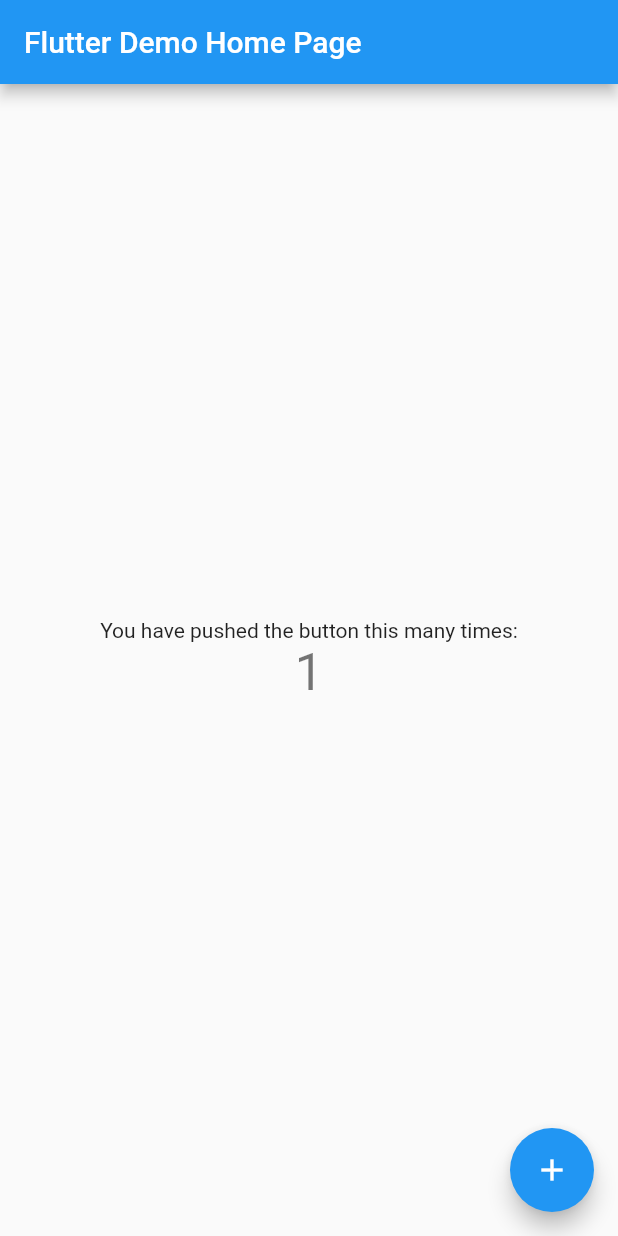
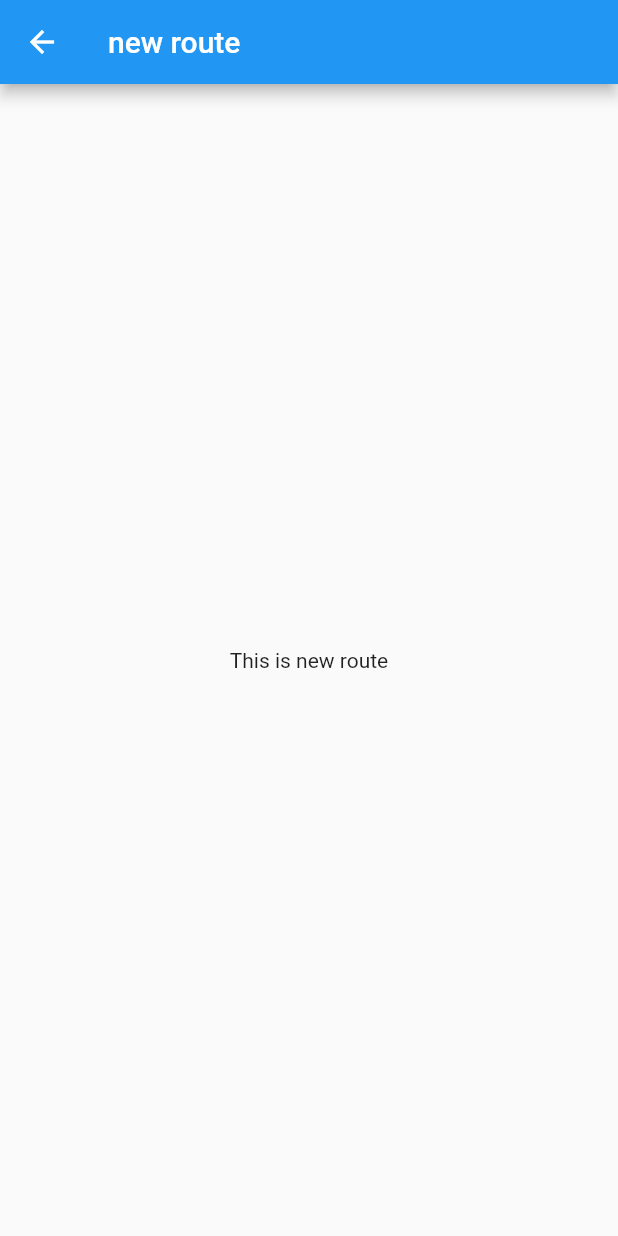
Before and after one commit to qq2339300630/route_study, a Flutter app: the screen it shows after launch, after a tap on the "add" icon, on a phone screen of 412 x 824 dp. Run offline on Flutter 3.47's test engine with Material 2 defaults, Android fonts, the phone set to English and light mode, and no system bars.

Commit message:
基本路由跳转

```diff
--- a/lib/main.dart
+++ b/lib/main.dart
@@ -1,4 +1,5 @@
 import 'package:flutter/material.dart';
+import 'package:route_study/nonepager.dart';
 
 void main() {
   runApp(const MyApp());
@@ -7,21 +8,11 @@ void main() {
 class MyApp extends StatelessWidget {
   const MyApp({Key? key}) : super(key: key);
 
-  // This widget is the root of your application.
   @override
   Widget build(BuildContext context) {
     return MaterialApp(
       title: 'Flutter Demo',
       theme: ThemeData(
-        // This is the theme of your application.
-        //
-        // Try running your application with "flutter run". You'll see the
-        // application has a blue toolbar. Then, without quitting the app, try
-        // changing the primarySwatch below to Colors.green and then invoke
-        // "hot reload" (press "r" in the console where you ran "flutter run",
-        // or simply save your changes to "hot reload" in a Flutter IDE).
-        // Notice that the counter didn't reset back to zero; the application
-        // is not restarted.
         primarySwatch: Colors.blue,
       ),
       home: const MyHomePage(title: 'Flutter Demo Home Page'),
@@ -31,15 +22,6 @@ class MyApp extends StatelessWidget {
 
 class MyHomePage extends StatefulWidget {
   const MyHomePage({Key? key, required this.title}) : super(key: key);
-
-  // This widget is the home page of your application. It is stateful, meaning
-  // that it has a State object (defined below) that contains fields that affect
-  // how it looks.
-
-  // This class is the configuration for the state. It holds the values (in this
-  // case the title) provided by the parent (in this case the App widget) and
-  // used by the build method of the State. Fields in a Widget subclass are
-  // always marked "final".
 
   final String title;
 
@@ -52,47 +34,18 @@ class _MyHomePageState extends State<MyHomePage> {
 
   void _incrementCounter() {
     setState(() {
-      // This call to setState tells the Flutter framework that something has
-      // changed in this State, which causes it to rerun the build method below
-      // so that the display can reflect the updated values. If we changed
-      // _counter without calling setState(), then the build method would not be
-      // called again, and so nothing would appear to happen.
       _counter++;
     });
   }
 
   @override
   Widget build(BuildContext context) {
-    // This method is rerun every time setState is called, for instance as done
-    // by the _incrementCounter method above.
-    //
-    // The Flutter framework has been optimized to make rerunning build methods
-    // fast, so that you can just rebuild anything that needs updating rather
-    // than having to individually change instances of widgets.
     return Scaffold(
       appBar: AppBar(
-        // Here we take the value from the MyHomePage object that was created by
-        // the App.build method, and use it to set our appbar title.
         title: Text(widget.title),
       ),
       body: Center(
-        // Center is a layout widget. It takes a single child and positions it
-        // in the middle of the parent.
         child: Column(
-          // Column is also a layout widget. It takes a list of children and
-          // arranges them vertically. By default, it sizes itself to fit its
-          // children horizontally, and tries to be as tall as its parent.
-          //
-          // Invoke "debug painting" (press "p" in the console, choose the
-          // "Toggle Debug Paint" action from the Flutter Inspector in Android
-          // Studio, or the "Toggle Debug Paint" command in Visual Studio Code)
-          // to see the wireframe for each widget.
-          //
-          // Column has various properties to control how it sizes itself and
-          // how it positions its children. Here we use mainAxisAlignment to
-          // center the children vertically; the main axis here is the vertical
-          // axis because Columns are vertical (the cross axis would be
-          // horizontal).
           mainAxisAlignment: MainAxisAlignment.center,
           children: <Widget>[
             const Text(
@@ -106,10 +59,14 @@ class _MyHomePageState extends State<MyHomePage> {
         ),
       ),
       floatingActionButton: FloatingActionButton(
-        onPressed: _incrementCounter,
+        onPressed: () {
+          Navigator.push(context, MaterialPageRoute(builder: (context) {
+            return NewRoute();
+          }));
+        },
         tooltip: 'Increment',
         child: const Icon(Icons.add),
-      ), // This trailing comma makes auto-formatting nicer for build methods.
+      ),
     );
   }
 }
--- /dev/null
+++ b/lib/nonepager.dart
@@ -0,0 +1,15 @@
+import 'package:flutter/material.dart';
+
+class NewRoute extends StatelessWidget {
+  @override
+  Widget build(BuildContext context) {
+    return Scaffold(
+      appBar: AppBar(
+        title: const Text("new route"),
+      ),
+      body: const Center(
+        child: Text('This is new route'),
+      ),
+    );
+  }
+}
```
